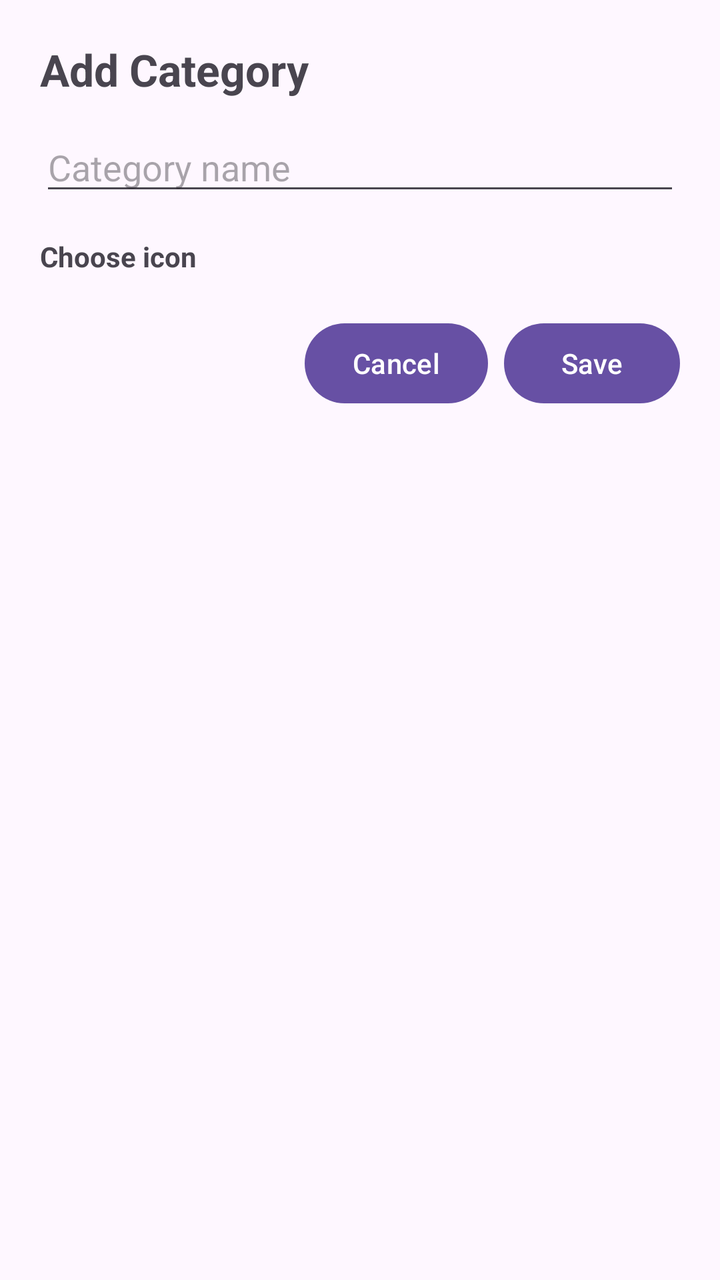
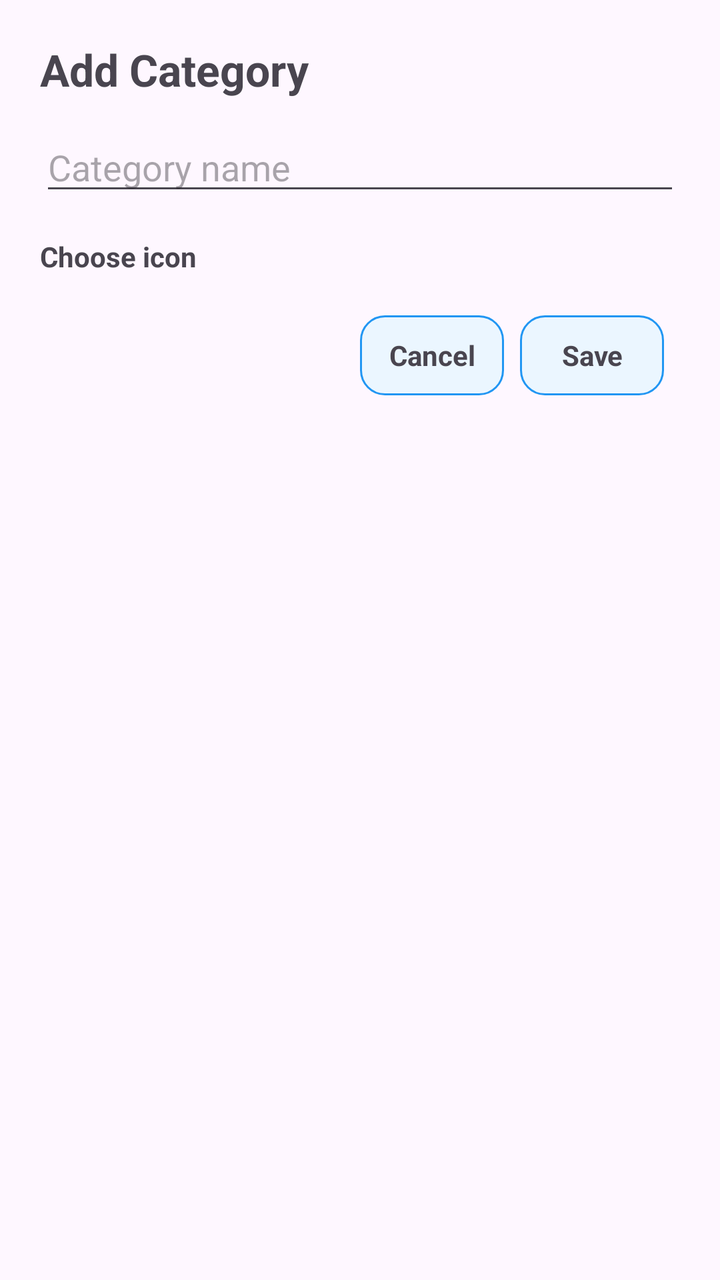

An Android layout rendered at two revisions. The XML below is the earlier revision; the diff shows what the commit changed to produce the second picture.
<!-- AndroidManifest.xml: application theme Theme.ExpenseTracker -->
<!-- res/layout/add_category_dialog_layout.xml -->
<LinearLayout
    xmlns:android="http://schemas.android.com/apk/res/android"
    android:layout_width="match_parent"
    android:layout_height="wrap_content"
    android:orientation="vertical"
    android:padding="20dp">

    <TextView
        android:layout_width="wrap_content"
        android:layout_height="wrap_content"
        android:text="Add Category"
        android:textSize="22sp"
        android:textStyle="bold" />

    <EditText
        android:id="@+id/etName"
        android:layout_width="match_parent"
        android:layout_height="wrap_content"
        android:layout_marginTop="12dp"
        android:hint="Category name"
        android:inputType="text" />

    <TextView
        android:layout_width="wrap_content"
        android:layout_height="wrap_content"
        android:layout_marginTop="16dp"
        android:text="Choose icon"
        android:textStyle="bold" />

    <ScrollView
        android:layout_width="match_parent"
        android:layout_height="wrap_content"
        android:layout_marginTop="8dp"
        android:fillViewport="true">

        <GridLayout
            android:id="@+id/iconGrid"
            android:layout_width="match_parent"
            android:layout_height="wrap_content"
            android:columnCount="4"
            android:useDefaultMargins="true"
            android:alignmentMode="alignMargins" />

    </ScrollView>

    <LinearLayout
        android:layout_width="match_parent"
        android:layout_height="wrap_content"
        android:layout_marginTop="12dp"
        android:gravity="end"
        android:orientation="horizontal">

        <Button
            android:id="@+id/btnCancel"
            android:layout_width="wrap_content"
            android:layout_height="wrap_content"
            android:layout_marginEnd="8dp"
            android:text="Cancel" />

        <Button
            android:id="@+id/btnSave"
            android:layout_width="wrap_content"
            android:layout_height="wrap_content"
            android:text="Save" />

    </LinearLayout>

</LinearLayout>
<!-- resources referenced by this layout -->
<resources>
  <style name="Theme.ExpenseTracker" parent="Base.Theme.ExpenseTracker" />
  <style name="Base.Theme.ExpenseTracker" parent="Theme.Material3.DayNight.NoActionBar">
          
          
      </style>
</resources>

<!-- the commit's change to res/layout/add_category_dialog_layout.xml (unified diff, before → after) -->
@@ -1,5 +1,4 @@
-<LinearLayout
-    xmlns:android="http://schemas.android.com/apk/res/android"
+<LinearLayout xmlns:android="http://schemas.android.com/apk/res/android"
     android:layout_width="match_parent"
     android:layout_height="wrap_content"
     android:orientation="vertical"
@@ -37,9 +36,9 @@
             android:id="@+id/iconGrid"
             android:layout_width="match_parent"
             android:layout_height="wrap_content"
+            android:alignmentMode="alignMargins"
             android:columnCount="4"
-            android:useDefaultMargins="true"
-            android:alignmentMode="alignMargins" />
+            android:useDefaultMargins="true" />
 
     </ScrollView>
 
@@ -50,18 +49,37 @@
         android:gravity="end"
         android:orientation="horizontal">
 
-        <Button
+        <FrameLayout
             android:id="@+id/btnCancel"
-            android:layout_width="wrap_content"
-            android:layout_height="wrap_content"
+            android:layout_width="72dp"
+            android:layout_height="40dp"
+            android:layout_gravity="center_vertical"
             android:layout_marginEnd="8dp"
-            android:text="Cancel" />
+            android:background="@drawable/bg_button_ripple">
 
-        <Button
+            <TextView
+                android:layout_width="match_parent"
+                android:layout_height="match_parent"
+                android:gravity="center"
+                android:text="Cancel"
+                android:textStyle="bold" />
+        </FrameLayout>
+
+        <FrameLayout
             android:id="@+id/btnSave"
-            android:layout_width="wrap_content"
-            android:layout_height="wrap_content"
-            android:text="Save" />
+            android:layout_width="72dp"
+            android:layout_height="40dp"
+            android:layout_gravity="center_vertical"
+            android:layout_marginEnd="8dp"
+            android:background="@drawable/bg_button_ripple">
+
+            <TextView
+                android:layout_width="match_parent"
+                android:layout_height="match_parent"
+                android:gravity="center"
+                android:text="Save"
+                android:textStyle="bold" />
+        </FrameLayout>
 
     </LinearLayout>
 
<!-- resource entries referenced after the edit -->
@@ -1,5 +1,19 @@
 <!-- resources referenced by this layout -->
 <resources>
+  <!-- drawable bg_button_ripple (drawable) -->
+  <?xml version="1.0" encoding="utf-8"?>
+  <ripple xmlns:android="http://schemas.android.com/apk/res/android"
+      android:color="#55000000">
+  
+      <item>
+          <shape android:shape="rectangle">
+              <solid android:color="#EBF6FF" />
+              <corners android:radius="12dp" />
+              <stroke android:width="1dp" android:color="#2196F3"/>
+          </shape>
+      </item>
+  
+  </ripple>
   <style name="Theme.ExpenseTracker" parent="Base.Theme.ExpenseTracker" />
   <style name="Base.Theme.ExpenseTracker" parent="Theme.Material3.DayNight.NoActionBar">
           
